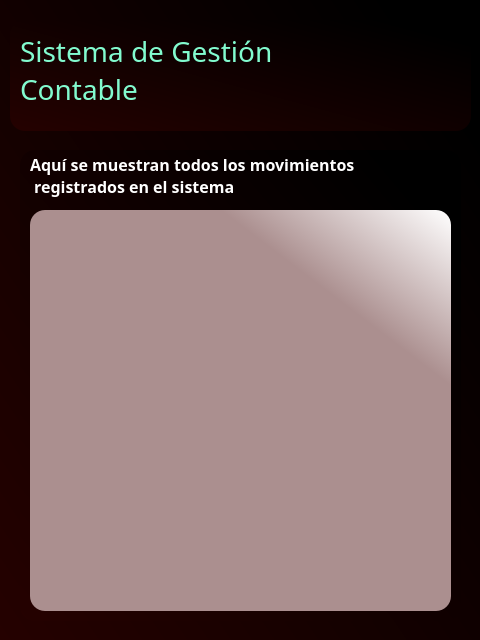
darkeruz/SGC_python, file ventana_realizar_consulta.ui: the form before one commit.
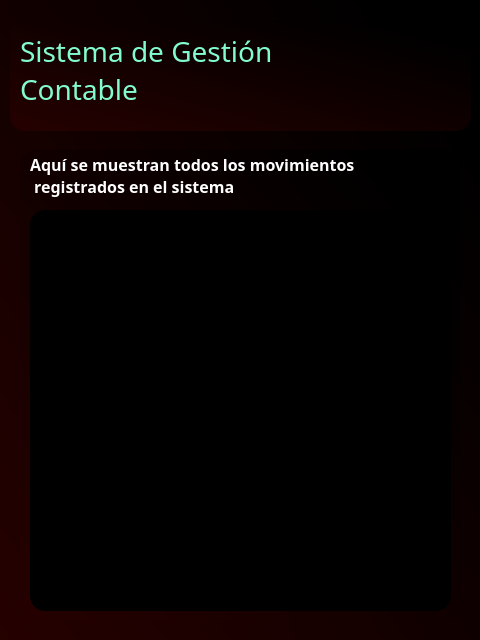
The form after the commit. Icons and pictures are not drawn.

Diff of the .ui file:
```diff
--- a/ventana_realizar_consulta.ui
+++ b/ventana_realizar_consulta.ui
@@ -43,9 +43,9 @@
 }
 
 QListWidget{	
-	background-color: qlineargradient(spread:pad, x1:0.786, y1:0.267045, x2:1, y2:0, stop:0 rgba(171, 143, 143, 255), stop:1 rgba(255, 255, 255, 255));
+	background-color: black;
 	border-radius: 15px;
-	color: green;
+	color: rgb(99, 245, 77);
 }
 
 QLabel#label_descripcion{
@@ -102,10 +102,10 @@
    <widget class="QLabel" name="label_error404">
     <property name="geometry">
      <rect>
-      <x>250</x>
+      <x>300</x>
       <y>0</y>
-      <width>211</width>
-      <height>121</height>
+      <width>161</width>
+      <height>111</height>
      </rect>
     </property>
     <property name="text">
```
Left out of the diff: 2 changed lines with no effect on the pictures.
